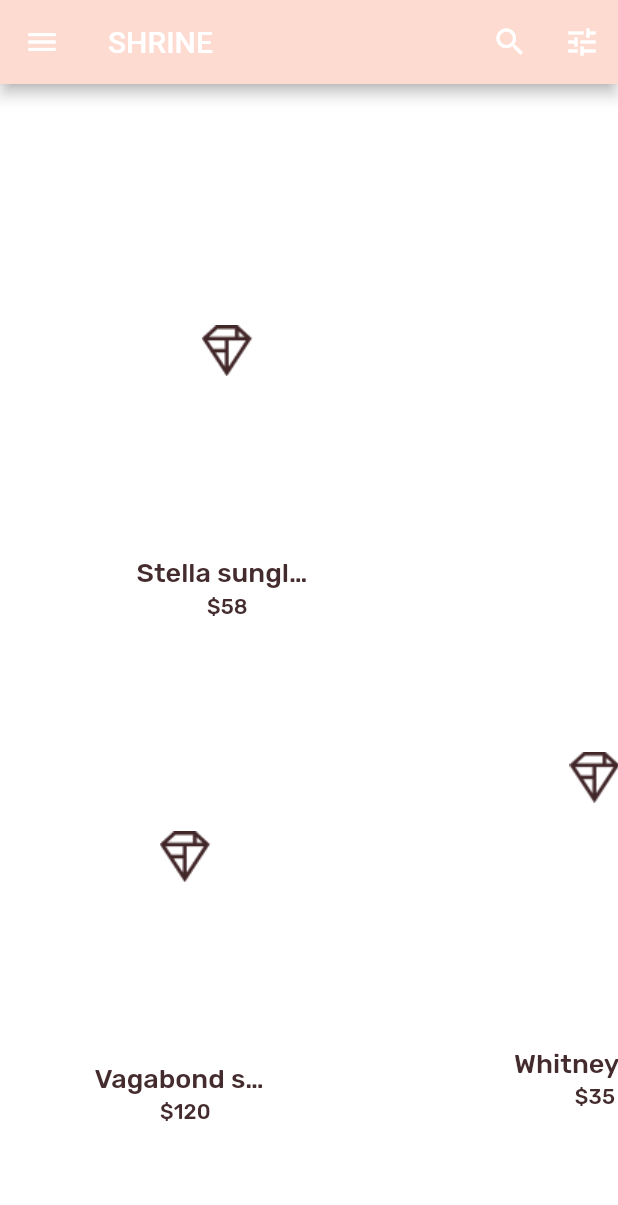
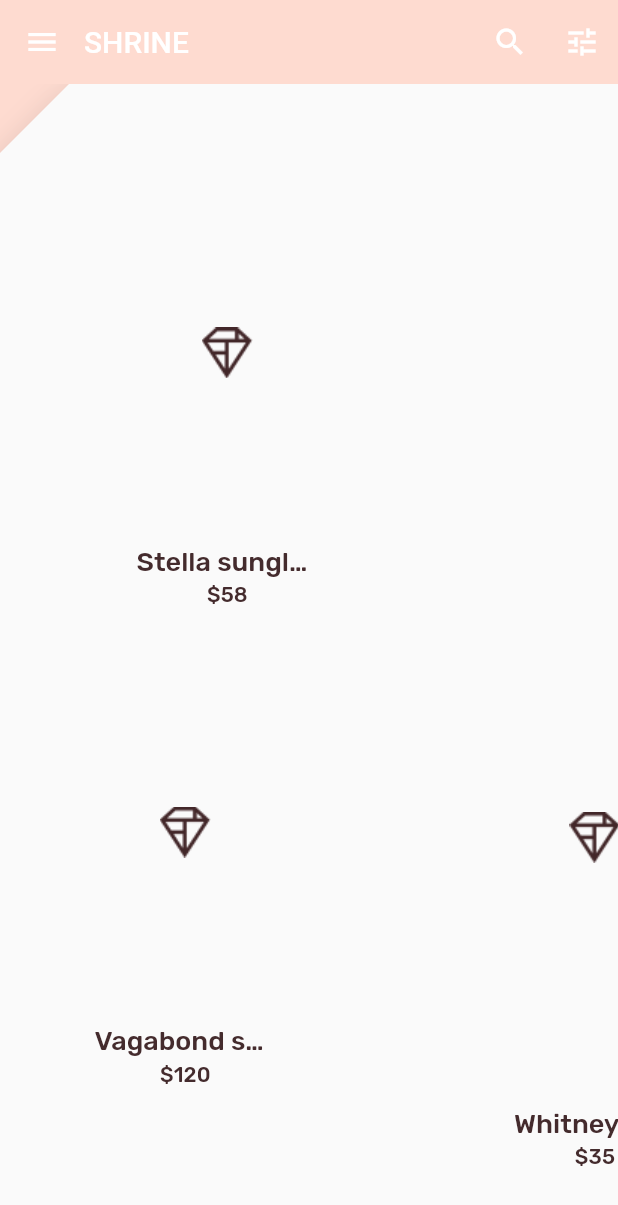
Before and after one commit to SushanShakya/MDC_100Series_Solution, a Flutter app: the screen it shows after launch, on a phone screen of 412 x 824 dp. Shown: the top 1205 px of the screen. Run offline on Flutter 3.47's test engine with Material 2 defaults, Android fonts, the phone set to English and light mode, and no system bars.

Commit message:
Completes 104

```diff
--- /dev/null
+++ b/lib/Screens/backdrop.dart
@@ -0,0 +1,180 @@
+import 'package:flutter/material.dart';
+import 'package:mdc_102/Models/product.dart';
+import 'package:meta/meta.dart';
+
+const double _kFlingVelocity = 2.0;
+
+class Backdrop extends StatefulWidget {
+  final Category currentCategory;
+  final Widget frontLayer;
+  final Widget backLayer;
+  final Widget frontTitle;
+  final Widget backTitle;
+
+  const Backdrop({
+    @required this.currentCategory,
+    @required this.frontLayer,
+    @required this.backLayer,
+    @required this.frontTitle,
+    @required this.backTitle,
+  })  : assert(currentCategory != null),
+        assert(frontLayer != null),
+        assert(backLayer != null),
+        assert(frontTitle != null),
+        assert(backTitle != null);
+
+  @override
+  _BackdropState createState() => _BackdropState();
+}
+
+class _BackdropState extends State<Backdrop>
+    with SingleTickerProviderStateMixin {
+  final GlobalKey _backdropKey = GlobalKey(debugLabel: 'Backdrop');
+
+  AnimationController _controller;
+
+  Widget _buildStack(BuildContext context, BoxConstraints constraints) {
+    const double layerTitleHeight = 48.0;
+    final Size layerSize = constraints.biggest;
+    final double layerTop = layerSize.height - layerTitleHeight;
+
+    Animation<RelativeRect> layerAnimation = RelativeRectTween(
+      begin: RelativeRect.fromLTRB(
+          0.0, layerTop, 0.0, layerTop - layerSize.height),
+      end: RelativeRect.fromLTRB(0.0, 0.0, 0.0, 0.0),
+    ).animate(_controller.view);
+
+    return Stack(
+      key: _backdropKey,
+      children: [
+        ExcludeSemantics(
+          child: widget.backLayer,
+          excluding: _frontLayerVisible,
+        ),
+        PositionedTransition(
+            rect: layerAnimation,
+            child: _FrontLayer(
+              child: widget.frontLayer,
+              onTap: _toggleBackdropLayerVisibility
+            ))
+      ],
+    );
+  }
+
+  @override
+  void initState() {
+    super.initState();
+    _controller = AnimationController(
+      duration: Duration(milliseconds: 300),
+      value: 1.0,
+      vsync: this,
+    );
+  }
+
+  @override
+  void didUpdateWidget(Backdrop old) {
+    super.didUpdateWidget(old);
+
+    if (widget.currentCategory != old.currentCategory) {
+      _toggleBackdropLayerVisibility();
+    } else if (!_frontLayerVisible) {
+      _controller.fling(velocity: _kFlingVelocity);
+    }
+  }
+
+  @override
+  void dispose() {
+    _controller.dispose();
+    super.dispose();
+  }
+
+  @override
+  Widget build(BuildContext context) {
+    var appbar = AppBar(
+      elevation: 0.0,
+      titleSpacing: 0.0,
+      title: Text("shrine".toUpperCase()),
+      leading: IconButton(
+        onPressed: _toggleBackdropLayerVisibility,
+        icon: Icon(
+          Icons.menu,
+          semanticLabel: "menu",
+        ),
+      ),
+      actions: [
+        IconButton(
+          icon: Icon(
+            Icons.search,
+            semanticLabel: "search",
+          ),
+          onPressed: () {
+            print("Search Button");
+          },
+        ),
+        IconButton(
+          icon: Icon(
+            Icons.tune,
+            semanticLabel: "filter",
+          ),
+          onPressed: () {
+            print("Filter Button");
+          },
+        ),
+      ],
+    );
+    return Scaffold(
+      appBar: appbar,
+      body: LayoutBuilder(
+        builder: _buildStack,
+      ),
+    );
+  }
+
+  bool get _frontLayerVisible {
+    final AnimationStatus status = _controller.status;
+    return status == AnimationStatus.completed ||
+        status == AnimationStatus.forward;
+  }
+
+  void _toggleBackdropLayerVisibility() {
+    _controller.fling(
+        velocity: _frontLayerVisible ? -_kFlingVelocity : _kFlingVelocity);
+  }
+}
+
+class _FrontLayer extends StatelessWidget {
+  const _FrontLayer({
+    Key key,
+    this.onTap, // New code
+    this.child,
+  }) : super(key: key);
+
+  final VoidCallback onTap; // New code
+  final Widget child;
+
+  @override
+  Widget build(BuildContext context) {
+    return Material(
+      elevation: 16.0,
+      shape: BeveledRectangleBorder(
+        borderRadius: BorderRadius.only(topLeft: Radius.circular(46.0)),
+      ),
+      child: Column(
+        crossAxisAlignment: CrossAxisAlignment.stretch,
+        children: <Widget>[
+          GestureDetector(
+            behavior: HitTestBehavior.opaque,
+            onTap: onTap,
+            child: Container(
+              height: 40.0,
+              alignment: AlignmentDirectional.centerStart,
+            ),
+          ),
+          Expanded(
+            child: child,
+          ),
+        ],
+      ),
+    );
+  }
+}
--- /dev/null
+++ b/lib/Screens/category_menu_page.dart
@@ -0,0 +1,67 @@
+import 'package:flutter/material.dart';
+import 'package:mdc_102/Constants/colors.dart';
+import 'package:mdc_102/Models/product.dart';
+import 'package:meta/meta.dart';
+
+class CategoryMenuPage extends StatelessWidget {
+  final Category currentCategory;
+  final ValueChanged<Category> onCategoryTap;
+  final List<Category> _categories = Category.values;
+
+  const CategoryMenuPage({
+    Key key,
+    @required this.currentCategory,
+    @required this.onCategoryTap,
+  })  : assert(currentCategory != null),
+        assert(onCategoryTap != null);
+
+  Widget _buildCategory(Category category, BuildContext context) {
+    final categoryString =
+        category.toString().replaceAll('Category.', '').toUpperCase();
+    final ThemeData theme = Theme.of(context);
+
+    return GestureDetector(
+      onTap: () => onCategoryTap(category),
+      child: category == currentCategory
+          ? Column(
+              children: <Widget>[
+                SizedBox(height: 16.0),
+                Text(
+                  categoryString,
+                  style: theme.textTheme.bodyText1,
+                  textAlign: TextAlign.center,
+                ),
+                SizedBox(height: 14.0),
+                Container(
+                  width: 70.0,
+                  height: 2.0,
+                  color: kShrinePink400,
+                ),
+              ],
+            )
+          : Padding(
+              padding: EdgeInsets.symmetric(vertical: 16.0),
+              child: Text(
+                categoryString,
+                style: theme.textTheme.bodyText1
+                    .copyWith(color: kShrineBrown900.withAlpha(153)),
+                textAlign: TextAlign.center,
+              ),
+            ),
+    );
+  }
+
+  @override
+  Widget build(BuildContext context) {
+    return Center(
+      child: Container(
+        padding: EdgeInsets.only(top: 40.0),
+        color: kShrinePink100,
+        child: ListView(
+            children: _categories
+                .map((Category c) => _buildCategory(c, context))
+                .toList()),
+      ),
+    );
+  }
+}
--- a/lib/Screens/home.dart
+++ b/lib/Screens/home.dart
@@ -1,103 +1,22 @@
 import 'package:flutter/material.dart';
-import 'package:intl/intl.dart';
 import 'package:mdc_102/Models/product.dart';
 import 'package:mdc_102/Models/product_repository.dart';
 import 'package:mdc_102/Supplementary/asymmetric_view.dart';
 
-class Home extends StatelessWidget {
-  // List<Card> _buildGridCards(BuildContext context) {
-  //   List<Product> products = ProductsRepository.loadProducts(Category.all);
+class Home extends StatefulWidget {
+  final Category category;
 
-  //   if (products == null || products.isEmpty) return const <Card>[];
-
-  //   final ThemeData theme = Theme.of(context);
-
-  //   final NumberFormat formatter = NumberFormat.simpleCurrency(
-  //       locale: Localizations.localeOf(context).toString());
-
-  //   return products
-  //       .map((product) => Card(
-  //             elevation: 0.0,
-  //             clipBehavior: Clip.antiAlias,
-  //             child: Column(
-  //               mainAxisAlignment: MainAxisAlignment.end,
-  //               crossAxisAlignment: CrossAxisAlignment.center,
-  //               children: [
-  //                 AspectRatio(
-  //                   aspectRatio: 18.0 / 11.0,
-  //                   child: Image.asset(
-  //                     // product.assetName,
-  //                     // package: product.assetPackage,
-  //                     "assets/diamond.png",
-  //                     // fit: BoxFit.fitWidth,
-  //                   ),
-  //                 ),
-  //                 Padding(
-  //                   padding: EdgeInsets.fromLTRB(16.0, 12.0, 16.0, 8.0),
-  //                   child: Column(
-  //                     crossAxisAlignment: CrossAxisAlignment.center,
-  //                     mainAxisAlignment: MainAxisAlignment.end,
-  //                     children: [
-  //                       Text(
-  //                         product.name,
-  //                         maxLines: 1,
-  //                         softWrap: false,
-  //                         style: theme.textTheme.button,
-  //                       ),
-  //                       SizedBox(
-  //                         height: 8.0,
-  //                       ),
-  //                       Text(
-  //                         formatter.format(product.price),
-  //                         style: theme.textTheme.caption,
-  //                       )
-  //                     ],
-  //                   ),
-  //                 )
-  //               ],
-  //             ),
-  //           ))
-  //       .toList();
-  // }
+  const Home({Key key, this.category = Category.all}) : super(key: key);
 
   @override
+  _HomeState createState() => _HomeState();
+}
+
+class _HomeState extends State<Home> {
+  @override
   Widget build(BuildContext context) {
-    return Scaffold(
-      appBar: AppBar(
-        title: Text("shrine".toUpperCase()),
-        leading: IconButton(
-          icon: Icon(
-            Icons.menu,
-            semanticLabel: "menu",
-          ),
-          onPressed: () {
-            print("Menu Button");
-          },
-        ),
-        actions: [
-          IconButton(
-            icon: Icon(
-              Icons.search,
-              semanticLabel: "search",
-            ),
-            onPressed: () {
-              print("Search Button");
-            },
-          ),
-          IconButton(
-            icon: Icon(
-              Icons.tune,
-              semanticLabel: "filter",
-            ),
-            onPressed: () {
-              print("Filter Button");
-            },
-          ),
-        ],
-      ),
-      body: AsymmetricView(
-        products: ProductsRepository.loadProducts(Category.all),
-      ),
+    return AsymmetricView(
+      products: ProductsRepository.loadProducts(widget.category),
     );
   }
 }
--- a/lib/Supplementary/asymmetric_view.dart
+++ b/lib/Supplementary/asymmetric_view.dart
@@ -72,6 +72,7 @@ class AsymmetricView extends StatelessWidget {
   @override
   Widget build(BuildContext context) {
     return ListView(
+      physics: BouncingScrollPhysics(),
       scrollDirection: Axis.horizontal,
       padding: EdgeInsets.fromLTRB(0.0, 34.0, 16.0, 44.0),
       children: _buildColumns(context),
--- a/lib/Supplementary/product_columns.dart
+++ b/lib/Supplementary/product_columns.dart
@@ -19,13 +19,13 @@ class TwoProductCardColumn extends StatelessWidget {
 
       double heightOfCards = (constraints.biggest.height - spacerHeight) / 2.0;
       double heightOfImages = heightOfCards - ProductCard.kTextBoxHeight;
-      // TODO: Change imageAspectRatio calculation (104)
-      double imageAspectRatio = constraints.biggest.width / heightOfImages;
 
-      // TODO: Replace Column with a ListView (104)
-      return Column(
-        mainAxisAlignment: MainAxisAlignment.center,
-        crossAxisAlignment: CrossAxisAlignment.center,
+      double imageAspectRatio = heightOfImages >= 0.0
+          ? constraints.biggest.width / heightOfImages
+          : 49.0 / 33.0;
+
+      return ListView(
+        physics: const ClampingScrollPhysics(),
         children: <Widget>[
           Padding(
             padding: EdgeInsetsDirectional.only(start: 28.0),
@@ -59,9 +59,9 @@ class OneProductCardColumn extends StatelessWidget {
 
   @override
   Widget build(BuildContext context) {
-    // TODO: Replace Column with a ListView (104)
-    return Column(
-      mainAxisAlignment: MainAxisAlignment.end,
+    return ListView(
+      physics: const ClampingScrollPhysics(),
+      reverse: true,
       children: <Widget>[
         ProductCard(
           product: product,
--- a/lib/main.dart
+++ b/lib/main.dart
@@ -1,29 +1,56 @@
 import 'package:flutter/material.dart';
+import 'package:mdc_102/Constants/colors.dart';
 import 'package:mdc_102/Constants/themes.dart';
+import 'package:mdc_102/Screens/backdrop.dart';
+import 'package:mdc_102/Screens/category_menu_page.dart';
 import 'package:mdc_102/Screens/home.dart';
+
+import 'Models/product.dart';
 
 void main() => runApp(PracticeApp());
 
-class PracticeApp extends StatelessWidget {
+class PracticeApp extends StatefulWidget {
+  @override
+  _PracticeAppState createState() => _PracticeAppState();
+}
+
+class _PracticeAppState extends State<PracticeApp> {
+  Category _currentCategory = Category.all;
+
+  void _onCategoryTap(Category category) {
+    setState(() {
+      _currentCategory = category;
+    });
+  }
+
   @override
   Widget build(BuildContext context) {
     return MaterialApp(
       title: "Practice App",
       theme: AppTheme.lightTheme(),
-      initialRoute: '/home',
-      onGenerateRoute: _getRoute,
+      // initialRoute: '/home',
+      // onGenerateRoute: _getRoute,
+      home: Backdrop(
+          currentCategory: Category.all,
+          frontLayer: Home(
+            category: _currentCategory,
+          ),
+          backLayer: CategoryMenuPage(
+              currentCategory: _currentCategory, onCategoryTap: _onCategoryTap),
+          frontTitle: Text("SHRINE"),
+          backTitle: Text("MENU")),
     );
   }
 }
 
-Route<dynamic> _getRoute(RouteSettings settings) {
-  if (settings.name != '/home') {
-    return null;
-  }
+// Route<dynamic> _getRoute(RouteSettings settings) {
+//   if (settings.name != '/home') {
+//     return null;
+//   }
 
-  return MaterialPageRoute<void>(
-    settings: settings,
-    builder: (BuildContext context) => Home(),
-    fullscreenDialog: true,
-  );
-}
+//   return MaterialPageRoute<void>(
+//     settings: settings,
+//     builder: (BuildContext context) => Home(),
+//     fullscreenDialog: true,
+//   );
+// }
```
